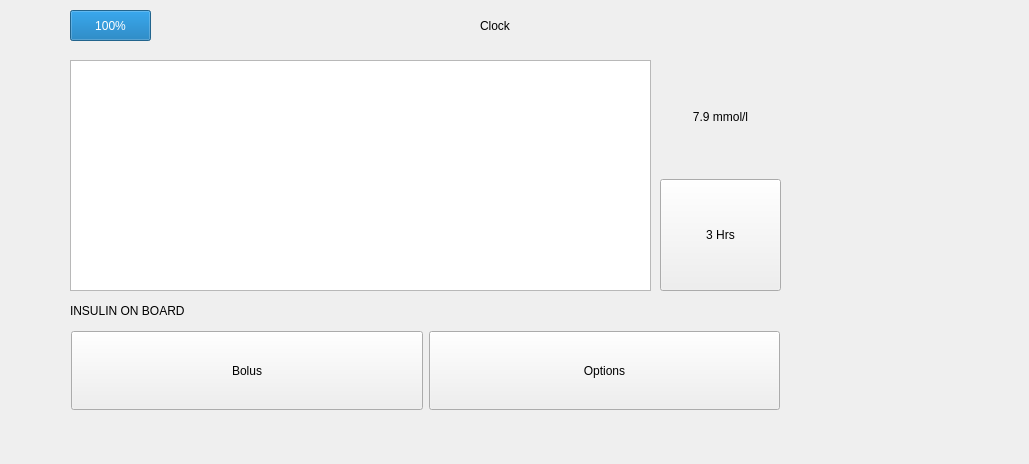
Somto-O/Insulin_Pump_Sim, file InsulinPumpSim/mainwindow.ui: the form before one commit.
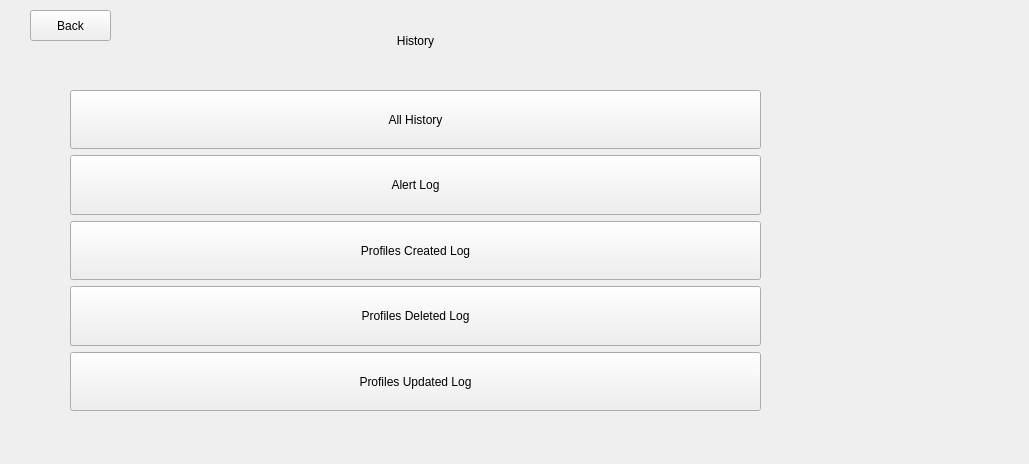
The form after the commit. The open tabs and pages were chosen to show the change. Icons and pictures are not drawn.

Commit message: Logging and History Completed

```diff
--- a/InsulinPumpSim/mainwindow.ui
+++ b/InsulinPumpSim/mainwindow.ui
@@ -322,9 +322,9 @@
      <widget class="QLabel" name="clockLabel2">
       <property name="geometry">
        <rect>
-        <x>480</x>
+        <x>460</x>
         <y>10</y>
-        <width>171</width>
+        <width>191</width>
         <height>31</height>
        </rect>
       </property>
@@ -1128,6 +1128,161 @@
       </property>
      </widget>
     </widget>
+    <widget class="QWidget" name="historyPage">
+     <widget class="QWidget" name="verticalLayoutWidget_6">
+      <property name="geometry">
+       <rect>
+        <x>70</x>
+        <y>90</y>
+        <width>691</width>
+        <height>321</height>
+       </rect>
+      </property>
+      <layout class="QVBoxLayout" name="verticalLayout_9">
+       <item>
+        <widget class="QPushButton" name="allHistoryButton">
+         <property name="sizePolicy">
+          <sizepolicy hsizetype="Minimum" vsizetype="Preferred">
+           <horstretch>0</horstretch>
+           <verstretch>0</verstretch>
+          </sizepolicy>
+         </property>
+         <property name="text">
+          <string>All History</string>
+         </property>
+        </widget>
+       </item>
+       <item>
+        <widget class="QPushButton" name="alertLogButton">
+         <property name="sizePolicy">
+          <sizepolicy hsizetype="Minimum" vsizetype="Preferred">
+           <horstretch>0</horstretch>
+           <verstretch>0</verstretch>
+          </sizepolicy>
+         </property>
+         <property name="text">
+          <string>Alert Log</string>
+         </property>
+        </widget>
+       </item>
+       <item>
+        <widget class="QPushButton" name="profilesCreatedLogButton">
+         <property name="sizePolicy">
+          <sizepolicy hsizetype="Minimum" vsizetype="Preferred">
+           <horstretch>0</horstretch>
+           <verstretch>0</verstretch>
+          </sizepolicy>
+         </property>
+         <property name="text">
+          <string>Profiles Created Log</string>
+         </property>
+        </widget>
+       </item>
+       <item>
+        <widget class="QPushButton" name="profilesDeletedLogButton">
+         <property name="sizePolicy">
+          <sizepolicy hsizetype="Minimum" vsizetype="Preferred">
+           <horstretch>0</horstretch>
+           <verstretch>0</verstretch>
+          </sizepolicy>
+         </property>
+         <property name="text">
+          <string>Profiles Deleted Log</string>
+         </property>
+        </widget>
+       </item>
+       <item>
+        <widget class="QPushButton" name="profilesUpdatedLogButton">
+         <property name="sizePolicy">
+          <sizepolicy hsizetype="Minimum" vsizetype="Preferred">
+           <horstretch>0</horstretch>
+           <verstretch>0</verstretch>
+          </sizepolicy>
+         </property>
+         <property name="text">
+          <string>Profiles Updated Log</string>
+         </property>
+        </widget>
+       </item>
+      </layout>
+     </widget>
+     <widget class="QPushButton" name="hpBackButton">
+      <property name="geometry">
+       <rect>
+        <x>30</x>
+        <y>10</y>
+        <width>81</width>
+        <height>31</height>
+       </rect>
+      </property>
+      <property name="text">
+       <string>Back</string>
+      </property>
+     </widget>
+     <widget class="QLabel" name="h1_5">
+      <property name="geometry">
+       <rect>
+        <x>350</x>
+        <y>20</y>
+        <width>131</width>
+        <height>41</height>
+       </rect>
+      </property>
+      <property name="text">
+       <string>History</string>
+      </property>
+      <property name="alignment">
+       <set>Qt::AlignCenter</set>
+      </property>
+      <property name="heading" stdset="0">
+       <string>h1</string>
+      </property>
+     </widget>
+    </widget>
+    <widget class="QWidget" name="displayLogsPage">
+     <widget class="QListWidget" name="dlDisplayBox">
+      <property name="geometry">
+       <rect>
+        <x>180</x>
+        <y>100</y>
+        <width>611</width>
+        <height>281</height>
+       </rect>
+      </property>
+     </widget>
+     <widget class="QPushButton" name="dlBackButton">
+      <property name="geometry">
+       <rect>
+        <x>30</x>
+        <y>10</y>
+        <width>81</width>
+        <height>31</height>
+       </rect>
+      </property>
+      <property name="text">
+       <string>Back</string>
+      </property>
+     </widget>
+     <widget class="QLabel" name="h1_6">
+      <property name="geometry">
+       <rect>
+        <x>280</x>
+        <y>10</y>
+        <width>371</width>
+        <height>81</height>
+       </rect>
+      </property>
+      <property name="text">
+       <string>Logs</string>
+      </property>
+      <property name="alignment">
+       <set>Qt::AlignCenter</set>
+      </property>
+      <property name="heading" stdset="0">
+       <string>h1</string>
+      </property>
+     </widget>
+    </widget>
    </widget>
   </widget>
  </widget>
```
Left out of the diff: 16 changed lines with no effect on the pictures. The commit also changes 20 other files.
